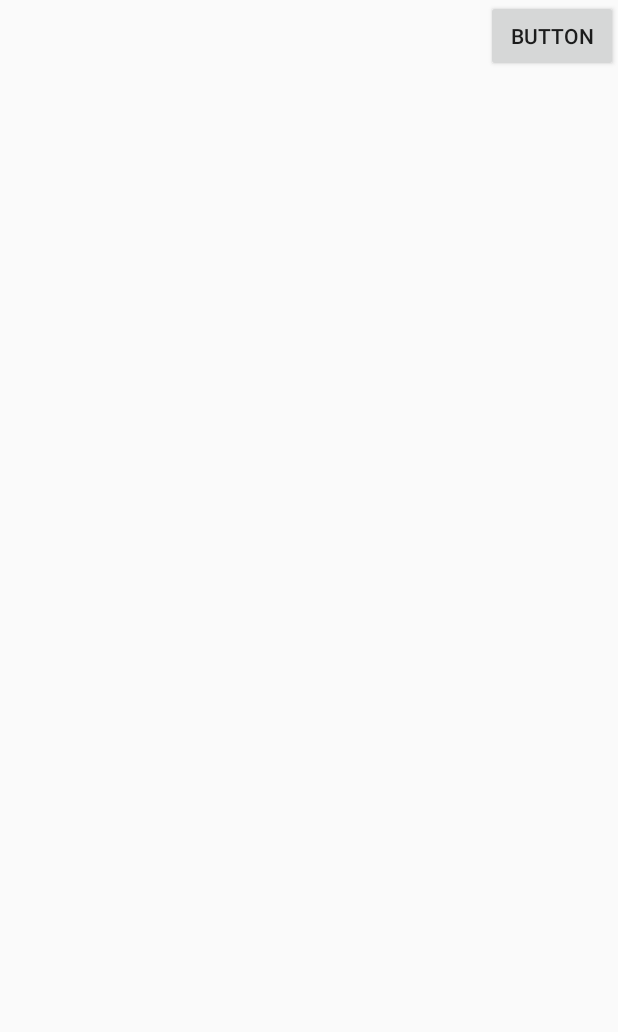
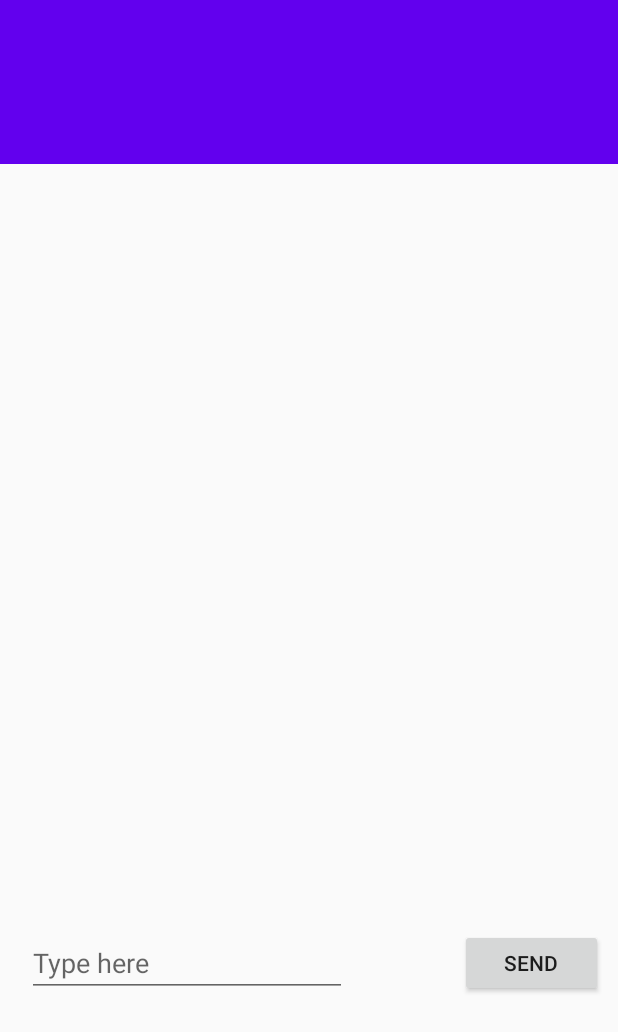
Before and after one commit to TheMage101/H22-GR5-who-did-that, an Android app: the MenuCommunication screen opened directly, with no data from a screen before it, on a phone screen of 412 x 824 dp. Shown: the top 1032 px of the screen. Run offline under Robolectric (Android 15) with nearby library versions, the phone set to English and light mode, and no system bars.

Commit message:
messagesw view
added a bit of messaging layout

```diff
--- a/Project/app/src/main/res/layout/activity_menu_communication.xml
+++ b/Project/app/src/main/res/layout/activity_menu_communication.xml
@@ -1,7 +1,42 @@
 <?xml version="1.0" encoding="utf-8"?>
-<androidx.constraintlayout.widget.ConstraintLayout xmlns:android="http://schemas.android.com/apk/res/android"
+<androidx.coordinatorlayout.widget.CoordinatorLayout xmlns:android="http://schemas.android.com/apk/res/android"
+    xmlns:tools="http://schemas.android.com/tools"
     xmlns:app="http://schemas.android.com/apk/res-auto"
-    xmlns:tools="http://schemas.android.com/tools"
+
+
+    android:layout_width="match_parent"
+    android:layout_height="match_parent">
+
+    <com.google.android.material.appbar.AppBarLayout
+        android:id="@+id/appbar"
+
+        android:layout_width="match_parent"
+        android:layout_height="109dp">
+
+        <com.google.android.material.appbar.CollapsingToolbarLayout
+            android:layout_width="match_parent"
+            android:layout_height="109dp"
+            app:contentScrim="?attr/colorPrimary"
+            app:layout_scrollFlags="scroll|exitUntilCollapsed"
+
+            app:toolbarId="@+id/toolbar">
+
+
+            <androidx.appcompat.widget.Toolbar
+                android:id="@+id/toolbar"
+                android:layout_width="match_parent"
+                android:layout_height="?attr/actionBarSize"></androidx.appcompat.widget.Toolbar>
+        </com.google.android.material.appbar.CollapsingToolbarLayout>
+    </com.google.android.material.appbar.AppBarLayout>
+
+    <androidx.core.widget.NestedScrollView
+        android:layout_width="match_parent"
+        android:layout_height="622dp"
+
+
+        app:layout_behavior="com.google.android.material.appbar.AppBarLayout$ScrollingViewBehavior">
+
+        <androidx.constraintlayout.widget.ConstraintLayout
             android:layout_width="match_parent"
             android:layout_height="match_parent"
             tools:context=".MenuCommunication">
@@ -9,13 +44,54 @@
             <androidx.recyclerview.widget.RecyclerView
                 android:id="@+id/messages"
                 android:layout_width="match_parent"
-        android:layout_height="match_parent" />
+                android:layout_height="619dp"
+                app:layout_constraintBottom_toBottomOf="parent"
+                app:layout_constraintEnd_toEndOf="parent"
+                app:layout_constraintHorizontal_bias="0.0"
+                app:layout_constraintStart_toStartOf="parent"
+                app:layout_constraintTop_toTopOf="parent"
+                app:layout_constraintVertical_bias="1.0" />
+
+            <RelativeLayout
+                android:layout_width="match_parent"
+                android:layout_height="wrap_content"
+                app:layout_constraintBottom_toBottomOf="parent"
+                app:layout_constraintEnd_toEndOf="parent"
+                app:layout_constraintHorizontal_bias="0.0"
+                app:layout_constraintStart_toStartOf="parent"
+                app:layout_constraintTop_toTopOf="parent"
+                app:layout_constraintVertical_bias="0.889">
+
+                <EditText
+                    android:id="@+id/editTextTextPersonName2"
+                    android:layout_width="wrap_content"
+                    android:layout_height="wrap_content"
+                    android:layout_alignParentStart="true"
+                    android:layout_alignParentTop="true"
+                    android:layout_alignParentBottom="true"
+                    android:layout_marginStart="18dp"
+                    android:layout_marginTop="0dp"
+                    android:layout_marginBottom="0dp"
+                    android:ems="10"
+                    android:hint="Type here"
+                    android:inputType="textPersonName" />
 
                 <Button
                     android:id="@+id/button8"
-        android:layout_width="wrap_content"
-        android:layout_height="wrap_content"
-        android:text="Button"
-        app:layout_constraintEnd_toEndOf="parent"
-        app:layout_constraintTop_toTopOf="parent" />
+                    android:layout_width="95dp"
+                    android:layout_height="49dp"
+                    android:layout_alignTop="@+id/editTextTextPersonName2"
+                    android:layout_alignBottom="@+id/editTextTextPersonName2"
+                    android:layout_alignParentEnd="true"
+                    android:layout_marginTop="0dp"
+                    android:layout_marginEnd="10dp"
+                    android:layout_marginBottom="0dp"
+                    android:text="send" />
+            </RelativeLayout>
+
         </androidx.constraintlayout.widget.ConstraintLayout>
+
+    </androidx.core.widget.NestedScrollView>
+
+
+</androidx.coordinatorlayout.widget.CoordinatorLayout>
```
Lines whose indentation alone changed are shown as unchanged.
